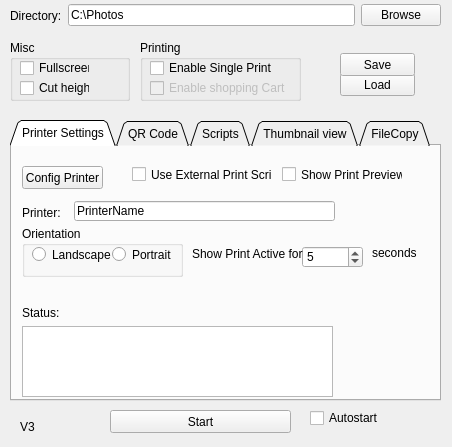
Above: config.ui from BrainHunter/PhotoPrint before the change. Below: the same form after it.
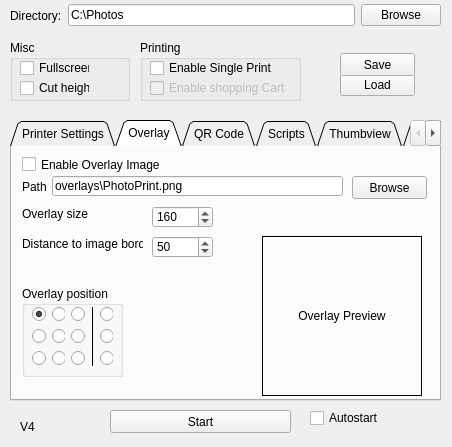
That is the form after the change. The open tabs and pages were chosen to show the change.

Commit message: added support for a image overlay to be printed on the photo

```diff
--- a/config.ui
+++ b/config.ui
@@ -264,6 +264,280 @@
      </property>
     </widget>
    </widget>
+   <widget class="QWidget" name="tab_2">
+    <attribute name="title">
+     <string>Overlay</string>
+    </attribute>
+    <widget class="QLabel" name="label_21">
+     <property name="geometry">
+      <rect>
+       <x>10</x>
+       <y>90</y>
+       <width>121</width>
+       <height>16</height>
+      </rect>
+     </property>
+     <property name="text">
+      <string>Distance to image border</string>
+     </property>
+    </widget>
+    <widget class="QLabel" name="OverlayLabel">
+     <property name="geometry">
+      <rect>
+       <x>250</x>
+       <y>90</y>
+       <width>160</width>
+       <height>160</height>
+      </rect>
+     </property>
+     <property name="frameShape">
+      <enum>QFrame::Box</enum>
+     </property>
+     <property name="text">
+      <string>Overlay Preview</string>
+     </property>
+     <property name="alignment">
+      <set>Qt::AlignCenter</set>
+     </property>
+    </widget>
+    <widget class="QCheckBox" name="OverlayEnableCheckBox">
+     <property name="geometry">
+      <rect>
+       <x>10</x>
+       <y>10</y>
+       <width>141</width>
+       <height>17</height>
+      </rect>
+     </property>
+     <property name="text">
+      <string>Enable Overlay Image</string>
+     </property>
+    </widget>
+    <widget class="QLabel" name="label_20">
+     <property name="geometry">
+      <rect>
+       <x>10</x>
+       <y>60</y>
+       <width>81</width>
+       <height>16</height>
+      </rect>
+     </property>
+     <property name="text">
+      <string>Overlay size</string>
+     </property>
+    </widget>
+    <widget class="QLabel" name="label_19">
+     <property name="geometry">
+      <rect>
+       <x>10</x>
+       <y>30</y>
+       <width>31</width>
+       <height>21</height>
+      </rect>
+     </property>
+     <property name="text">
+      <string>Path</string>
+     </property>
+    </widget>
+    <widget class="QLineEdit" name="OverlayPathEdit">
+     <property name="geometry">
+      <rect>
+       <x>40</x>
+       <y>30</y>
+       <width>291</width>
+       <height>20</height>
+      </rect>
+     </property>
+     <property name="text">
+      <string>overlays\PhotoPrint.png</string>
+     </property>
+    </widget>
+    <widget class="QSpinBox" name="OverlaySizeSpinBox">
+     <property name="enabled">
+      <bool>true</bool>
+     </property>
+     <property name="geometry">
+      <rect>
+       <x>140</x>
+       <y>60</y>
+       <width>61</width>
+       <height>22</height>
+      </rect>
+     </property>
+     <property name="minimum">
+      <number>10</number>
+     </property>
+     <property name="maximum">
+      <number>2000</number>
+     </property>
+     <property name="value">
+      <number>160</number>
+     </property>
+    </widget>
+    <widget class="QPushButton" name="OverlayBrowseButton">
+     <property name="geometry">
+      <rect>
+       <x>340</x>
+       <y>30</y>
+       <width>75</width>
+       <height>23</height>
+      </rect>
+     </property>
+     <property name="text">
+      <string>Browse</string>
+     </property>
+    </widget>
+    <widget class="QSpinBox" name="OverlayDistanceSpinBox">
+     <property name="enabled">
+      <bool>true</bool>
+     </property>
+     <property name="geometry">
+      <rect>
+       <x>140</x>
+       <y>90</y>
+       <width>61</width>
+       <height>22</height>
+      </rect>
+     </property>
+     <property name="minimum">
+      <number>0</number>
+     </property>
+     <property name="maximum">
+      <number>1000</number>
+     </property>
+     <property name="value">
+      <number>50</number>
+     </property>
+    </widget>
+    <widget class="QGroupBox" name="groupBox_5">
+     <property name="geometry">
+      <rect>
+       <x>10</x>
+       <y>140</y>
+       <width>101</width>
+       <height>91</height>
+      </rect>
+     </property>
+     <property name="title">
+      <string>Overlay position</string>
+     </property>
+     <widget class="QWidget" name="gridLayoutWidget_5">
+      <property name="geometry">
+       <rect>
+        <x>10</x>
+        <y>20</y>
+        <width>81</width>
+        <height>62</height>
+       </rect>
+      </property>
+      <layout class="QGridLayout" name="gridLayout_5">
+       <property name="leftMargin">
+        <number>0</number>
+       </property>
+       <property name="topMargin">
+        <number>0</number>
+       </property>
+       <item row="2" column="0">
+        <widget class="QRadioButton" name="OverlayPosBottomLeftRadioButton">
+         <property name="text">
+          <string/>
+         </property>
+        </widget>
+       </item>
+       <item row="2" column="1">
+        <widget class="QRadioButton" name="OverlayPosBottomCenterRadioButton">
+         <property name="text">
+          <string/>
+         </property>
+        </widget>
+       </item>
+       <item row="2" column="2">
+        <widget class="QRadioButton" name="OverlayPosBottomRightRadioButton">
+         <property name="text">
+          <string/>
+         </property>
+        </widget>
+       </item>
+       <item row="1" column="0">
+        <widget class="QRadioButton" name="OverlayPosCenterLeftRadioButton">
+         <property name="text">
+          <string/>
+         </property>
+        </widget>
+       </item>
+       <item row="1" column="2">
+        <widget class="QRadioButton" name="OverlayPosCenterRightRadioButton">
+         <property name="text">
+          <string/>
+         </property>
+        </widget>
+       </item>
+       <item row="0" column="2">
+        <widget class="QRadioButton" name="OverlayPosTopRightRadioButton">
+         <property name="text">
+          <string/>
+         </property>
+        </widget>
+       </item>
+       <item row="1" column="1">
+        <widget class="QRadioButton" name="OverlayPosCenterCenterRadioButton">
+         <property name="text">
+          <string/>
+         </property>
+        </widget>
+       </item>
+       <item row="0" column="1">
+        <widget class="QRadioButton" name="OverlayPosTopCenterRadioButton">
+         <property name="text">
+          <string/>
+         </property>
+        </widget>
+       </item>
+       <item row="0" column="0">
+        <widget class="QRadioButton" name="OverlayPosTopLeftRadioButton">
+         <property name="text">
+          <string/>
+         </property>
+         <property name="checked">
+          <bool>true</bool>
+         </property>
+        </widget>
+       </item>
+       <item row="1" column="4">
+        <widget class="QRadioButton" name="OverlayPosOutsideCenterRadioButton">
+         <property name="text">
+          <string/>
+         </property>
+        </widget>
+       </item>
+       <item row="0" column="4">
+        <widget class="QRadioButton" name="OverlayPosOutsideTopRadioButton">
+         <property name="text">
+          <string/>
+         </property>
+        </widget>
+       </item>
+       <item row="2" column="4">
+        <widget class="QRadioButton" name="OverlayPosOutsideBottomRadioButton">
+         <property name="text">
+          <string/>
+         </property>
+        </widget>
+       </item>
+       <item row="0" column="3" rowspan="3">
+        <widget class="Line" name="line_4">
+         <property name="frameShadow">
+          <enum>QFrame::Plain</enum>
+         </property>
+         <property name="orientation">
+          <enum>Qt::Vertical</enum>
+         </property>
+        </widget>
+       </item>
+      </layout>
+     </widget>
+    </widget>
+   </widget>
    <widget class="QWidget" name="QRCodeTab">
     <attribute name="title">
      <string>QR Code</string>
@@ -690,7 +964,7 @@
    </widget>
    <widget class="QWidget" name="tab_3">
     <attribute name="title">
-     <string>Thumbnail view</string>
+     <string>Thumbview</string>
     </attribute>
     <widget class="QLabel" name="label_9">
      <property name="geometry">
@@ -999,7 +1273,7 @@
     </rect>
    </property>
    <property name="text">
-    <string>V3</string>
+    <string>V4</string>
    </property>
   </widget>
  </widget>
```
The commit also changes 3 other files.
